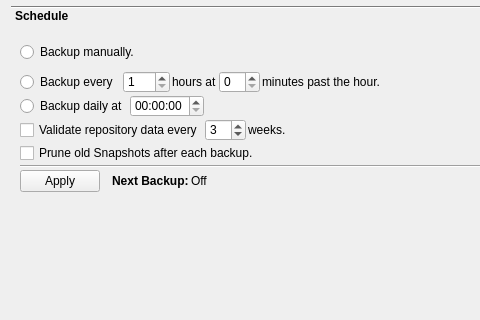
Above: src/vorta/assets/UI/scheduletab.ui from borgbase/vorta before the change; both pictures show x 0 to 480 and y 0 to 320 of the 687 by 507 pixel window. Below: the same form after it.
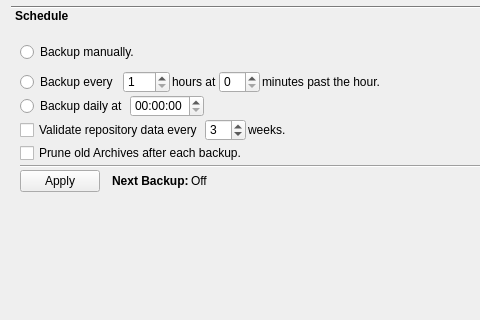
That is the form after the change. Icons and pictures are not drawn.

```diff
--- a/src/vorta/assets/UI/scheduletab.ui
+++ b/src/vorta/assets/UI/scheduletab.ui
@@ -244,7 +244,7 @@
          <item>
           <widget class="QCheckBox" name="pruneCheckBox">
            <property name="text">
-            <string>Prune old Snapshots after each backup.</string>
+            <string>Prune old Archives after each backup.</string>
            </property>
            <property name="tristate">
             <bool>false</bool>
```
